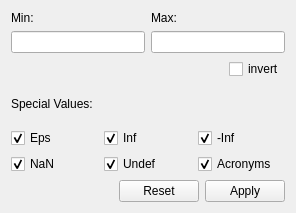
Before: the Qt Designer form src/gdxviewer/valuefilterwidget.ui in GAMS-dev/studio, drawn with Qt 5.
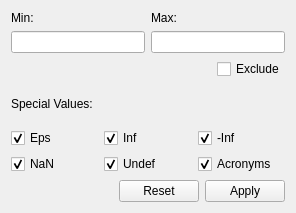
After: the same form once the commit is applied.

Commit message: pehaps exclude is abetter name than invert

Patch:
```diff
--- a/src/gdxviewer/valuefilterwidget.ui
+++ b/src/gdxviewer/valuefilterwidget.ui
@@ -70,7 +70,7 @@
      <item>
       <widget class="QCheckBox" name="cbInvert">
        <property name="text">
-        <string>invert</string>
+        <string>Exclude</string>
        </property>
       </widget>
      </item>
```
Left out of the diff: 2 changed lines with no effect on the pictures. The commit also changes 2 other files.
